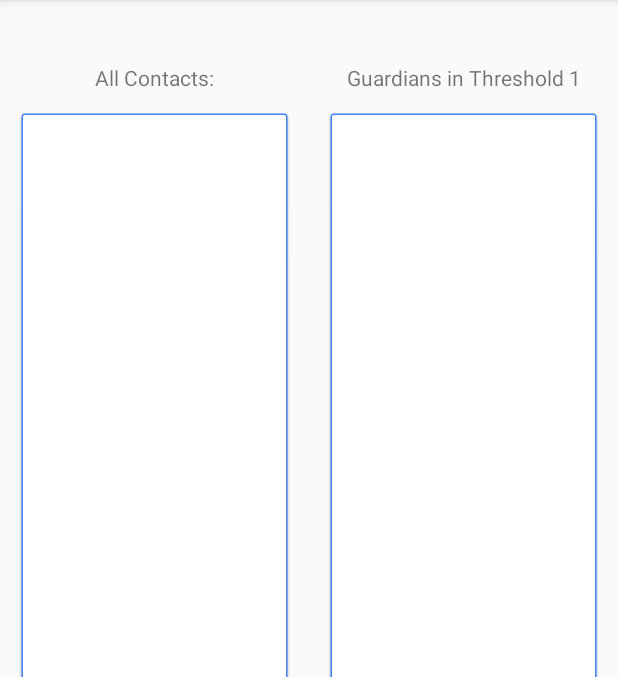
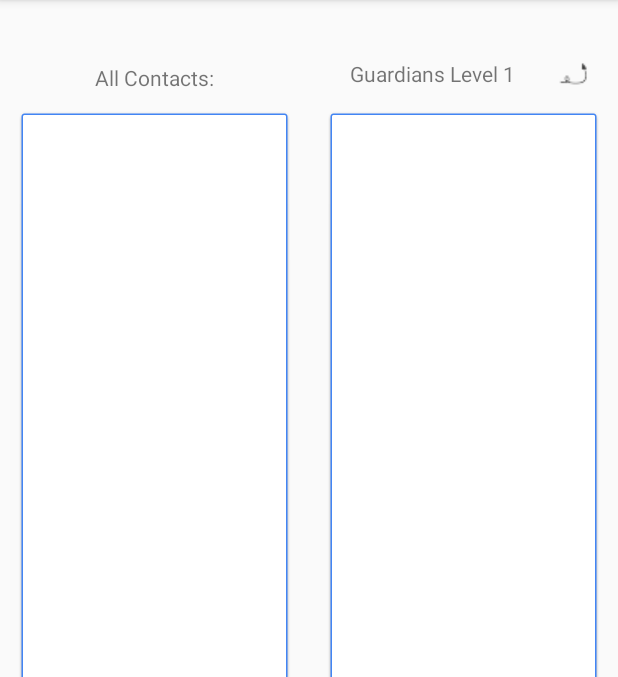
Before and after one commit to EwanMcNeil/SilentGuardian_Android, an Android app: the ThresholdSettingActivity screen opened directly, with no data from a screen before it, in the options menu, after a tap on "Edit your Guardians", on a phone screen of 412 x 824 dp, the part 84-761 px from its top. Run offline under Robolectric (Android 15) with nearby library versions, the light colour scheme and no system bars; 1 statement that could not run was skipped.

Commit message:
Added little indicator, Still have to fix the database Level 2 Guardians are not being deleted properly

```diff
--- a/app/src/main/java/com/example/silentguardian_android/ThresholdSettingActivity.java
+++ b/app/src/main/java/com/example/silentguardian_android/ThresholdSettingActivity.java
@@ -132,10 +132,9 @@
 
         loadThresholdContactListView();
 
-
+        thresholdTextview.setText("Click the three dots!");
         defineMessageButton.setVisibility(View.GONE);
         add911GuardianButton.setVisibility(View.GONE);
-        thresholdTextview.setVisibility(View.GONE);
         threshHoldContactsListView.setVisibility(View.GONE);
         contactMode = true;
 
@@ -152,10 +151,6 @@
         //thresholdVal = 1;  //threshold value is defaulted to One
         loadContactsListView();
         loadThresholdContactListView();
-
-
-        String currentThres = "Guardians in Threshold " + thresholdVal;
-        thresholdTextview.setText(currentThres);
         wholeContactsListView.setOnItemClickListener(new AdapterView.OnItemClickListener() {
             @Override
             public void onItemClick(AdapterView<?> parent, View view, int position, long id) {
@@ -328,13 +323,16 @@
 
         switch (item.getItemId()) {
             case R.id.editmodedropdown:
-                if(contactMode == true){
+                if(contactMode){
 
                     loadContactsListView();
                     thresholdVal = 1;
                     defineMessageButton.setVisibility(View.VISIBLE);
                     add911GuardianButton.setVisibility(View.VISIBLE);
                     thresholdTextview.setVisibility(View.VISIBLE);
+                    String currentThres = "Guardians Level " + thresholdVal;
+                    thresholdTextview.setText(currentThres);
+                    thresholdTextview.setBackground(null);
                     threshHoldContactsListView.setVisibility(View.VISIBLE);
                     contactMode =false;
                     addContactButton.setVisibility(View.GONE);
@@ -345,7 +343,7 @@
                 else{
                     defineMessageButton.setVisibility(View.GONE);
                     add911GuardianButton.setVisibility(View.GONE);
-                    thresholdTextview.setVisibility(View.GONE);
+                    //thresholdTextview.setVisibility(View.GONE);
                     threshHoldContactsListView.setVisibility(View.GONE);
                     contactMode = true;
                     addContactButton.setVisibility(View.VISIBLE);
--- a/app/src/main/res/layout/activity_threshold_setting.xml
+++ b/app/src/main/res/layout/activity_threshold_setting.xml
@@ -42,12 +42,13 @@
         android:id="@+id/thresholdTextview"
         android:layout_width="0dp"
         android:layout_height="wrap_content"
+        android:layout_marginEnd="16dp"
         android:layout_weight="1"
-        android:text="Your Guardians"
+        android:drawableRight="@drawable/arrow_end"
+        android:text="Click the three dots!"
         android:textAlignment="center"
         app:layout_constraintBottom_toTopOf="@+id/guideline18"
         app:layout_constraintEnd_toEndOf="parent"
-        app:layout_constraintHorizontal_bias="0.0"
         app:layout_constraintStart_toStartOf="@+id/guideline19"
         app:layout_constraintTop_toTopOf="@+id/guideline17"
         app:layout_constraintVertical_bias="1.0" />
```
Also changed, not shown: app/src/main/res/drawable/arrow_end.png (added).
